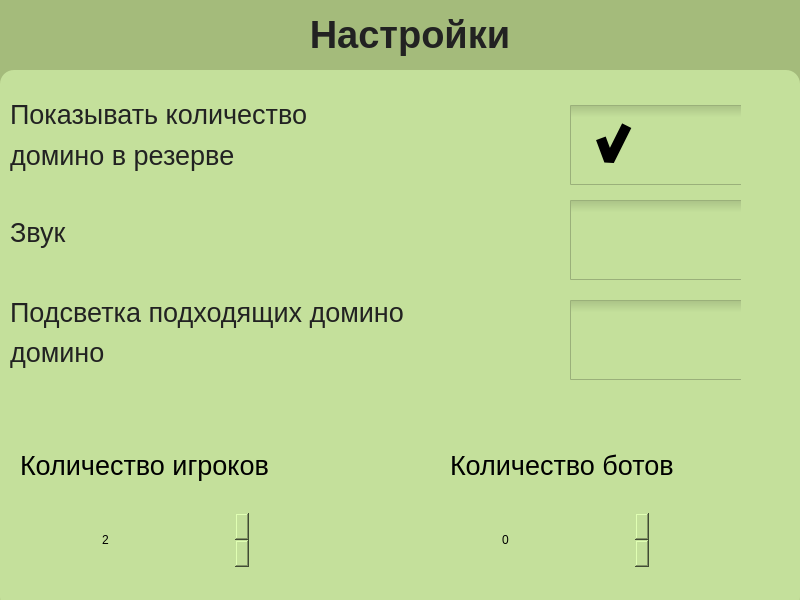
This is settingswindow.ui in SophaGekk/domino as Qt 5 draws it before an edit. The edited form follows.
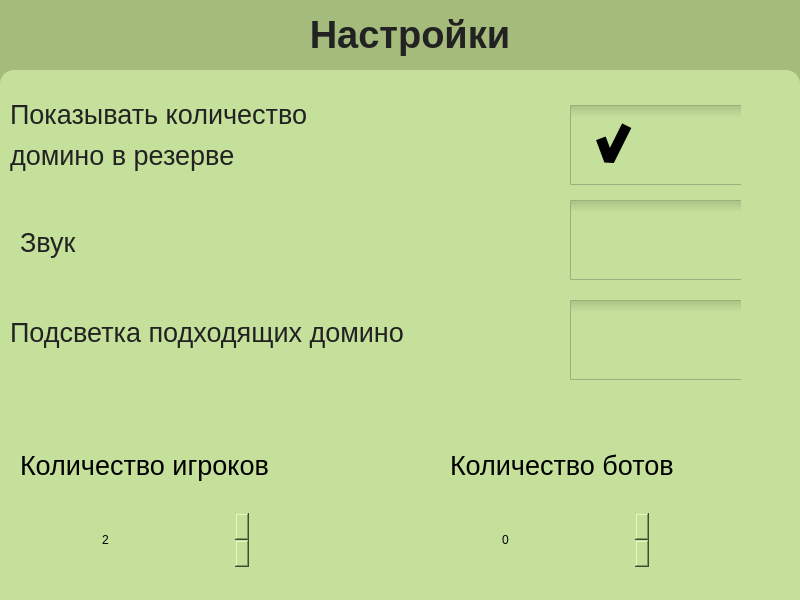
This is the edited form. Icons and pictures are not drawn.

What changed in the file:
```diff
--- a/settingswindow.ui
+++ b/settingswindow.ui
@@ -81,8 +81,8 @@
    <widget class="QLabel" name="labelSound">
     <property name="geometry">
      <rect>
-      <x>10</x>
-      <y>140</y>
+      <x>20</x>
+      <y>150</y>
       <width>381</width>
       <height>45</height>
      </rect>
@@ -126,7 +126,7 @@
     <property name="geometry">
      <rect>
       <x>10</x>
-      <y>220</y>
+      <y>240</y>
       <width>539</width>
       <height>45</height>
      </rect>
@@ -261,27 +261,6 @@
      <string>домино в резерве</string>
     </property>
    </widget>
-   <widget class="QLabel" name="labelHighlight_2">
-    <property name="geometry">
-     <rect>
-      <x>10</x>
-      <y>260</y>
-      <width>539</width>
-      <height>45</height>
-     </rect>
-    </property>
-    <property name="font">
-     <font>
-      <pointsize>20</pointsize>
-     </font>
-    </property>
-    <property name="styleSheet">
-     <string>color:#222;</string>
-    </property>
-    <property name="text">
-     <string>домино</string>
-    </property>
-   </widget>
    <widget class="QWidget" name="verticalLayoutWidget">
     <property name="geometry">
      <rect>
```
